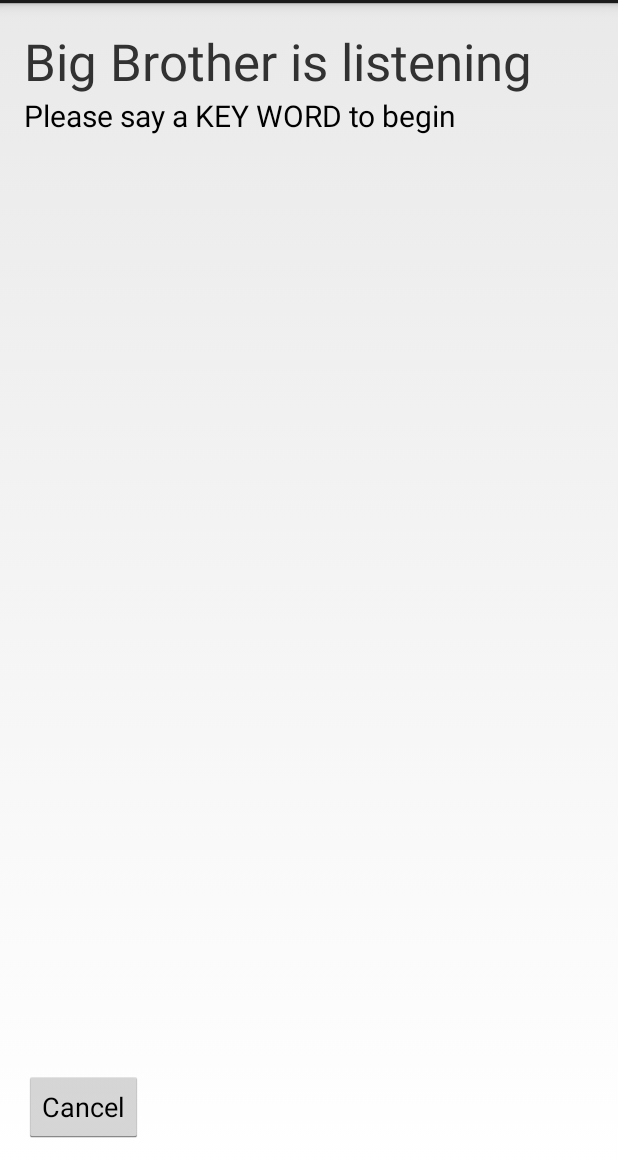
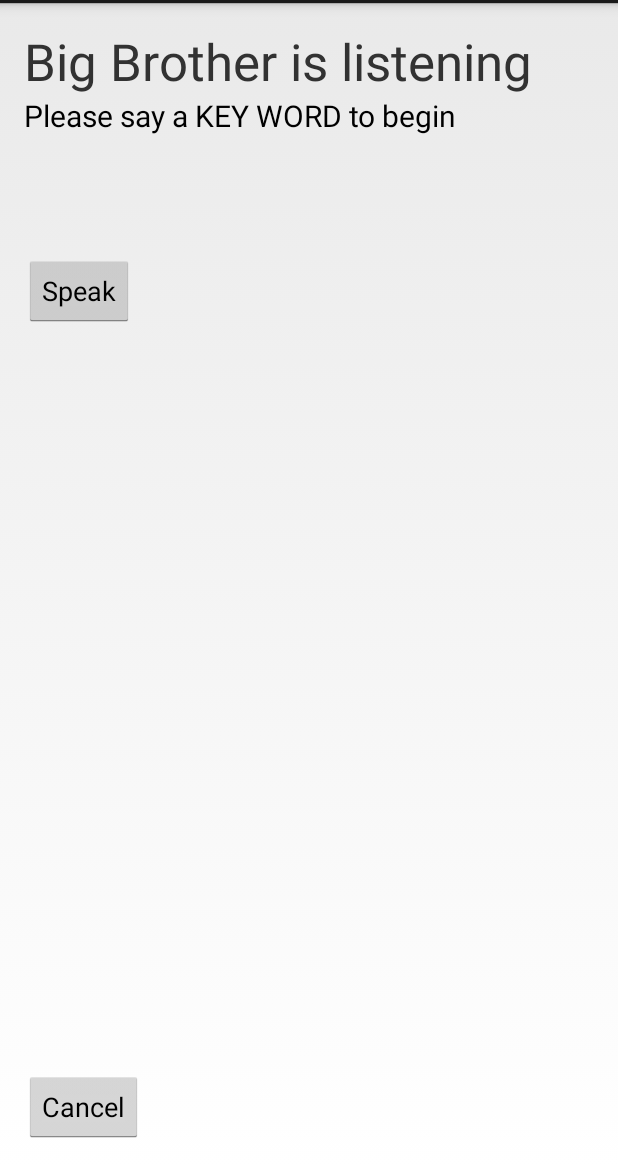
Before and after one commit to taralparker/java-SMARTx, an Android app: the Gates_was_here screen opened directly, with no data from a screen before it, on a phone screen of 412 x 824 dp, the part 69-1236 px from its top. Run offline under Robolectric (Android 15) with nearby library versions, the phone set to English and light mode, and no system bars.

Commit message:
Text To Voice
Start of text to voice function

```diff
--- a/SMARTx/app/src/main/java/com/test/smartx/Gates_was_here.java
+++ b/SMARTx/app/src/main/java/com/test/smartx/Gates_was_here.java
@@ -3,18 +3,48 @@ package com.test.smartx;
 import android.app.Activity;
 import android.content.Intent;
 import android.os.Bundle;
+import android.speech.tts.TextToSpeech;
 import android.view.Menu;
 import android.view.MenuItem;
 import android.view.View;
+import android.widget.Button;
+import android.widget.TextView;
+import android.widget.Toast;
+
+import java.util.HashMap;
 
 
-public class Gates_was_here extends Activity {
+public class Gates_was_here extends Activity implements TextToSpeech.OnInitListener, TextToSpeech.OnUtteranceCompletedListener {
+
+    TextToSpeech tts;
 
     @Override
     protected void onCreate(Bundle savedInstanceState) {
         super.onCreate(savedInstanceState);
         setContentView(R.layout.activity_gates_was_here);
         setTitle("SMARTx");
+
+        tts = new TextToSpeech(Gates_was_here.this, Gates_was_here.this );
+        final Button speak = (Button) findViewById(R.id.button2);
+        //final TextView tv = (TextView) findViewById(R.id.textView);
+        final String s = "I like it when you touch me there";
+
+        speak.setOnClickListener(new View.OnClickListener(){
+
+            @Override
+            public void onClick(View v){
+                if(!tts.isSpeaking()){
+                    HashMap<String, String> params = new HashMap<String, String>();
+                    params.put(TextToSpeech.Engine.KEY_PARAM_UTTERANCE_ID, "SampleText");
+                    //tts.speak(tv.getText().toString(), TextToSpeech.QUEUE_ADD, params);
+                    tts.speak(s, TextToSpeech.QUEUE_ADD, params);
+                    speak.setVisibility(Button.GONE);
+                } else {
+                    tts.stop();
+                }
+            }
+        });
+
     }
 
     public void buttonOnClick(View v)
@@ -42,4 +72,31 @@ public class Gates_was_here extends Activity {
         }
         return super.onOptionsItemSelected(item);
     }
+
+    @Override
+    public void onInit(int i) {
+        tts.setOnUtteranceCompletedListener(this);
+    }
+
+    @Override
+    public void onUtteranceCompleted(String s) {
+        runOnUiThread(new Runnable() {
+            @Override
+            public void run() {
+                //Toast.makeText(Gates_was_here.this, "Utterence complete", Toast.LENGTH_SHORT).show();
+                Button btn = (Button) findViewById(R.id.button2);
+                btn.setVisibility(Button.VISIBLE);
+            }
+        });
+    }
+
+    @Override
+    protected void onDestroy(){
+        if(tts!=null){
+            tts.stop();
+            tts.shutdown();
+            tts = null;
+        }
+        super.onDestroy();
+    }
 }
--- a/SMARTx/app/src/main/res/layout/activity_gates_was_here.xml
+++ b/SMARTx/app/src/main/res/layout/activity_gates_was_here.xml
@@ -38,4 +38,15 @@
         android:layout_alignParentStart="true"
         android:textSize="20sp" />
 
+    <Button
+        android:layout_width="wrap_content"
+        android:layout_height="wrap_content"
+        android:text="Speak"
+        android:id="@+id/button2"
+        android:layout_below="@+id/textView2"
+        android:layout_alignParentLeft="true"
+        android:layout_alignParentStart="true"
+        android:layout_marginTop="79dp" />
+
+
 </RelativeLayout>
```
